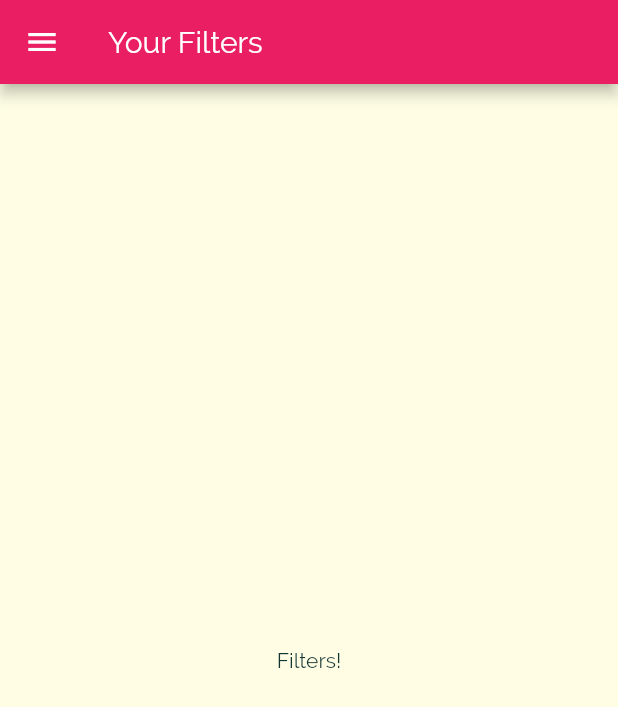
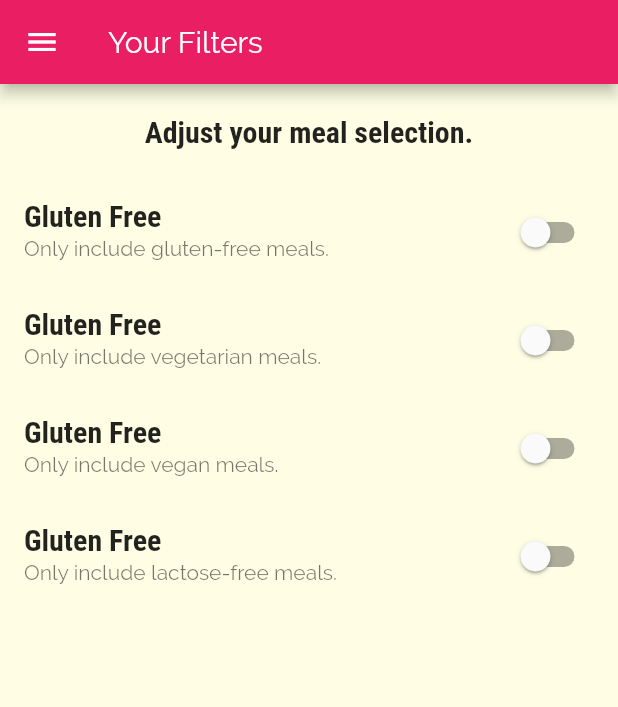
Before and after one commit to hilmiguner/meals_app, a Flutter app: the FiltersScreen screen opened by its route, on a phone screen of 412 x 824 dp. Shown: the top 707 px of the screen. Run offline on Flutter 3.47's test engine with Material 2 defaults, Android fonts, the phone set to English and light mode, and no system bars.

Commit message:
Update filters_screen.dart

```diff
--- a/lib/screens/filters_screen.dart
+++ b/lib/screens/filters_screen.dart
@@ -1,8 +1,31 @@
 import 'package:flutter/material.dart';
 import 'package:meals_app/widgets/main_drawer.dart';
 
-class FiltersScreen extends StatelessWidget {
+class FiltersScreen extends StatefulWidget {
   static const String routeName = "/filters";
+
+  @override
+  State<FiltersScreen> createState() => _FiltersScreenState();
+}
+
+class _FiltersScreenState extends State<FiltersScreen> {
+  bool _glutenFree = false;
+  bool _vegetarian = false;
+  bool _vegan = false;
+  bool _lactoseFree = false;
+
+  Widget _builderSwitchListTile(
+      {String title, bool defaultValue, Function updateValue}) {
+    String subtitle = "Only include " + title.toLowerCase() + " meals.";
+
+    return SwitchListTile(
+      title: Text("Gluten Free"),
+      subtitle: Text(subtitle),
+      value: defaultValue,
+      activeColor: Theme.of(context).primaryColor,
+      onChanged: updateValue,
+    );
+  }
 
   @override
   Widget build(BuildContext context) {
@@ -12,7 +35,55 @@ class FiltersScreen extends StatelessWidget {
           backgroundColor: Theme.of(context).primaryColor),
       drawer: MainDrawer(),
       body: Center(
-        child: Text("Filters!"),
+        child: Column(
+          children: [
+            Container(
+              padding: const EdgeInsets.all(20),
+              child: Text(
+                "Adjust your meal selection.",
+                style: Theme.of(context).textTheme.titleMedium,
+              ),
+            ),
+            Expanded(
+              child: ListView(
+                children: [
+                  _builderSwitchListTile(
+                      title: "Gluten-Free",
+                      defaultValue: _glutenFree,
+                      updateValue: (newValue) {
+                        setState(() {
+                          _glutenFree = newValue;
+                        });
+                      }),
+                  _builderSwitchListTile(
+                      title: "Vegetarian",
+                      defaultValue: _vegetarian,
+                      updateValue: (newValue) {
+                        setState(() {
+                          _vegetarian = newValue;
+                        });
+                      }),
+                  _builderSwitchListTile(
+                      title: "Vegan",
+                      defaultValue: _vegan,
+                      updateValue: (newValue) {
+                        setState(() {
+                          _vegan = newValue;
+                        });
+                      }),
+                  _builderSwitchListTile(
+                      title: "Lactose-Free",
+                      defaultValue: _lactoseFree,
+                      updateValue: (newValue) {
+                        setState(() {
+                          _lactoseFree = newValue;
+                        });
+                      }),
+                ],
+              ),
+            ),
+          ],
+        ),
       ),
     );
   }
```
